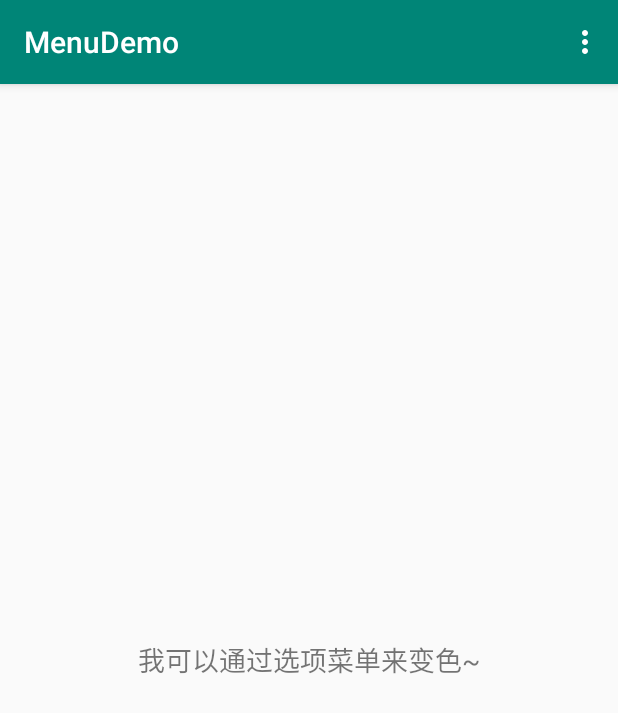
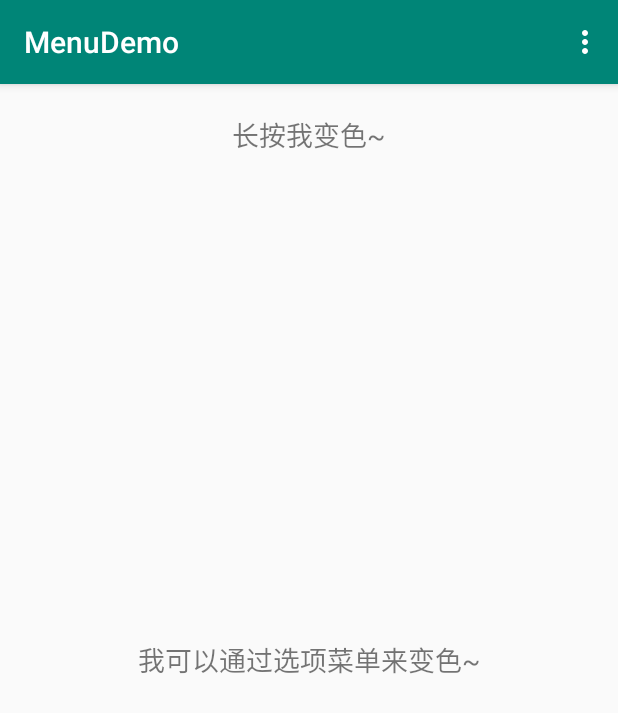
Before and after one commit to clayzhu/Study_Android, an Android app: the screen it shows after launch (MainActivity), on a phone screen of 412 x 824 dp. Shown: the top 713 px of the screen. Run offline under Robolectric (Android 15) with nearby library versions, the phone set to English and light mode, and no system bars.

Commit message:
上下文菜单 ContextMenu 实现。

```diff
--- a/Demo/2.6.2_MenuDemo/app/src/main/res/layout/activity_main.xml
+++ b/Demo/2.6.2_MenuDemo/app/src/main/res/layout/activity_main.xml
@@ -13,4 +13,13 @@
         android:text="我可以通过选项菜单来变色~"
         android:textSize="18sp" />
 
+    <TextView
+        android:id="@+id/tv_context"
+        android:layout_width="wrap_content"
+        android:layout_height="wrap_content"
+        android:layout_centerHorizontal="true"
+        android:layout_marginTop="20dp"
+        android:text="长按我变色~"
+        android:textSize="18sp" />
+
 </RelativeLayout>
--- /dev/null
+++ b/Demo/2.6.2_MenuDemo/app/src/main/res/menu/menu_context.xml
@@ -0,0 +1,12 @@
+<?xml version="1.0" encoding="utf-8"?>
+<menu xmlns:android="http://schemas.android.com/apk/res/android">
+
+    <!-- 定义一组单选按钮 -->
+    <!-- checkableBehavior的可选值由三个：single设置为单选，all为多选，none为普通选项 -->
+    <group android:checkableBehavior="none">
+        <item android:id="@+id/blue" android:title="@string/font_blue" />
+        <item android:id="@+id/green" android:title="@string/font_green" />
+        <item android:id="@+id/red" android:title="@string/font_red" />
+    </group>
+
+</menu>
--- a/Demo/2.6.2_MenuDemo/app/src/main/res/values/strings.xml
+++ b/Demo/2.6.2_MenuDemo/app/src/main/res/values/strings.xml
@@ -1,3 +1,7 @@
 <resources>
     <string name="app_name">MenuDemo</string>
+
+    <string name="font_blue">蓝色</string>
+    <string name="font_green">绿色</string>
+    <string name="font_red">红色</string>
 </resources>
```
Also changed, not shown: Demo/2.6.2_MenuDemo/app/src/main/java/com/clayzhu/menudemo/MainActivity.java (+33 -0 lines).
